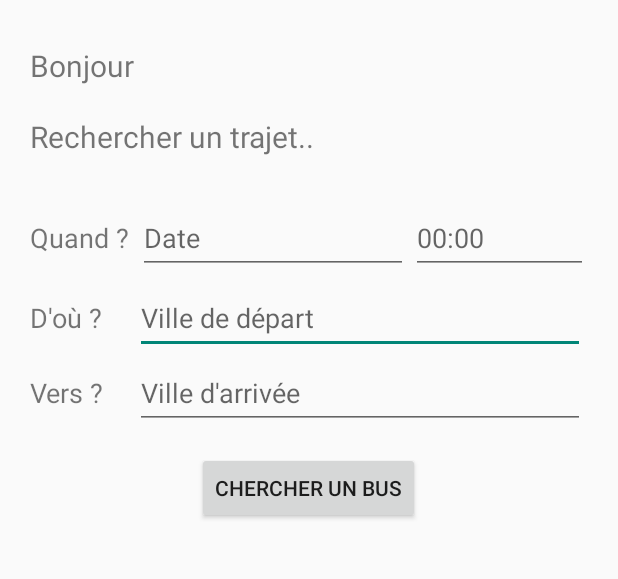
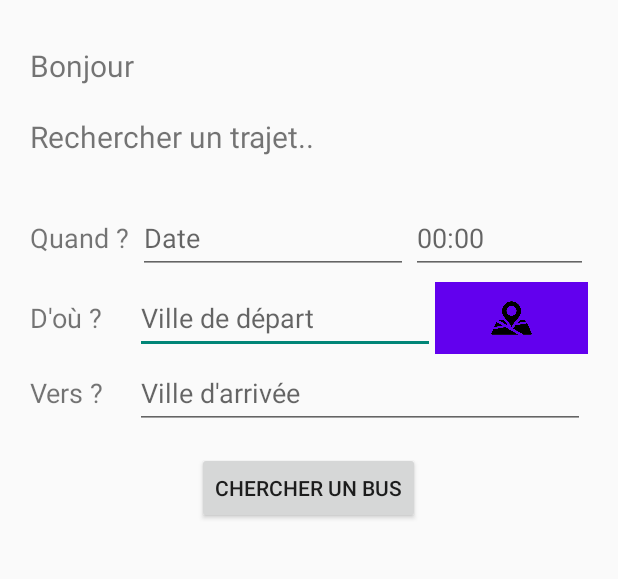
Before and after one commit to Ludovic-972/SLCB, an Android app: the layout fragment_home.xml on its own in the app's theme, with its tools: preview values and no code run, on a phone screen of 412 x 824 dp, the part 287-866 px from its top. Run offline under Robolectric (Android 15) with nearby library versions, the light colour scheme and no system bars.

Commit message:
Ajout du GPS + Implémentation de la suppression des trajets + Suppression des trajets passées automatique

```diff
--- a/app/src/main/AndroidManifest.xml
+++ b/app/src/main/AndroidManifest.xml
@@ -1,9 +1,9 @@
 <?xml version="1.0" encoding="utf-8"?>
 <manifest xmlns:android="http://schemas.android.com/apk/res/android"
-    xmlns:tools="http://schemas.android.com/tools"
     package="com.tchoutchou">
 
     <!--Permission-->
+    <uses-permission android:name="android.permission.ACCESS_COARSE_LOCATION"/>
     <uses-permission android:name="android.permission.ACCESS_NETWORK_STATE" />
     <uses-permission android:name="android.permission.READ_EXTERNAL_STORAGE" />
     <uses-permission android:name="android.permission.INTERNET" />
--- a/app/src/main/java/com/tchoutchou/model/Tickets.java
+++ b/app/src/main/java/com/tchoutchou/model/Tickets.java
@@ -67,7 +67,6 @@ public class Tickets {
         String req = "DELETE FROM tickets WHERE"+
                 " user_id = "+userId+
                 " AND trip_id = "+tripId;
-        Log.d("ExtDb",req);
         Statement st;
         try {
             st = connection.createStatement(ResultSet.TYPE_SCROLL_INSENSITIVE,ResultSet.CONCUR_READ_ONLY);
--- a/app/src/main/res/layout/fragment_home.xml
+++ b/app/src/main/res/layout/fragment_home.xml
@@ -42,13 +42,13 @@ tools:context=".fragments.Home">
         android:layout_width="70dp"
         android:layout_height="wrap_content"
         android:layout_below="@id/researchText"
-        android:layout_alignBaseline="@id/tripDay"
+        android:layout_alignBaseline="@id/tripDate"
         android:layout_marginStart="20dp"
         android:text="Quand ?"
         android:textSize="18sp" />
 
     <EditText
-        android:id="@+id/tripDay"
+        android:id="@+id/tripDate"
         android:layout_width="180dp"
         android:layout_height="wrap_content"
         android:layout_below="@id/researchText"
@@ -65,12 +65,12 @@ tools:context=".fragments.Home">
         android:id="@+id/departureHour"
         android:layout_width="80dp"
         android:layout_height="wrap_content"
-        android:layout_alignBaseline="@id/tripDay"
+        android:layout_alignBaseline="@id/tripDate"
         android:layout_alignParentEnd="true"
         android:layout_marginStart="2dp"
         android:layout_marginTop="10dp"
         android:layout_marginEnd="20dp"
-        android:layout_toEndOf="@id/tripDay"
+        android:layout_toEndOf="@id/tripDate"
         android:focusableInTouchMode="false"
         android:hint="00:00"
         android:inputType="time"
@@ -80,7 +80,7 @@ tools:context=".fragments.Home">
         android:id="@+id/from"
         android:layout_width="70dp"
         android:layout_height="wrap_content"
-        android:layout_below="@id/tripDay"
+        android:layout_below="@id/tripDate"
         android:layout_alignBaseline="@id/departureTown"
         android:layout_marginStart="20dp"
         android:text="D'où ?"
@@ -88,14 +88,29 @@ tools:context=".fragments.Home">
 
     <AutoCompleteTextView
         android:id="@+id/departureTown"
-        android:layout_width="300dp"
+        android:layout_width="200dp"
         android:layout_height="wrap_content"
-        android:layout_below="@id/tripDay"
+        android:layout_below="@id/tripDate"
         android:layout_marginTop="5dp"
         android:layout_toEndOf="@id/from"
         android:hint="Ville de départ"
         android:inputType="textCapWords"
         android:minHeight="48dp" />
+
+    <ImageButton
+        android:id="@+id/userLocation"
+        android:layout_width="35dp"
+        android:layout_height="48dp"
+        android:layout_below="@id/departureHour"
+        android:layout_alignParentEnd="true"
+        android:layout_marginTop="5dp"
+        android:layout_marginEnd="20dp"
+        android:layout_toEndOf="@id/departureTown"
+        android:background="@drawable/ripple"
+        android:padding="10dp"
+        android:scaleType="fitCenter"
+        android:src="@drawable/map_icon"
+        tools:ignore="SpeakableTextPresentCheck" />
 
     <TextView
         android:id="@+id/to"
@@ -135,7 +150,7 @@ tools:context=".fragments.Home">
     android:id="@+id/offers"
     android:layout_width="wrap_content"
     android:layout_height="wrap_content"
-    android:text="Voir les offres et les avantages"
+    android:text="Voir les offres et les avantages\nclients SLCB"
     android:layout_centerHorizontal="true"
     android:layout_marginBottom="20dp"
     android:layout_alignParentBottom="true"
--- a/app/src/main/res/values/strings.xml
+++ b/app/src/main/res/values/strings.xml
@@ -4,4 +4,7 @@
     <string name="hello_blank_fragment">Coucou fragment vide</string>
     <string name="trip_action_bar_text">Bus disponibles à partir du</string>
     <string name="at"> à </string>
+    <string name="the">le</string>
+    <string name="show_location_1">Vous êtes actuellement à</string>
+    <string name="show_location_2">Voulez-vous cherchez un billet depuis votre emplacement ?</string>
 </resources>
```
Also changed, not shown: app/src/main/java/com/tchoutchou/MainActivity.java (+26 -12 lines), app/src/main/java/com/tchoutchou/TripActivity.java (+5 -7 lines), app/src/main/java/com/tchoutchou/fragments/Home.java (+81 -16 lines), app/src/main/java/com/tchoutchou/fragments/user/UserTickets.java (+53 -4 lines), app/src/main/java/com/tchoutchou/model/Trip.java (+17 -3 lines), app/src/main/java/com/tchoutchou/util/TripListAdapter.java (+11 -2 lines), app/src/main/res/layout/trip_list_item.xml (renamed from app/src/main/res/layout/trip_list_layout.xml, +5 -6 lines), app/src/main/res/drawable/qrcode.PNG (added), 1 other file.
